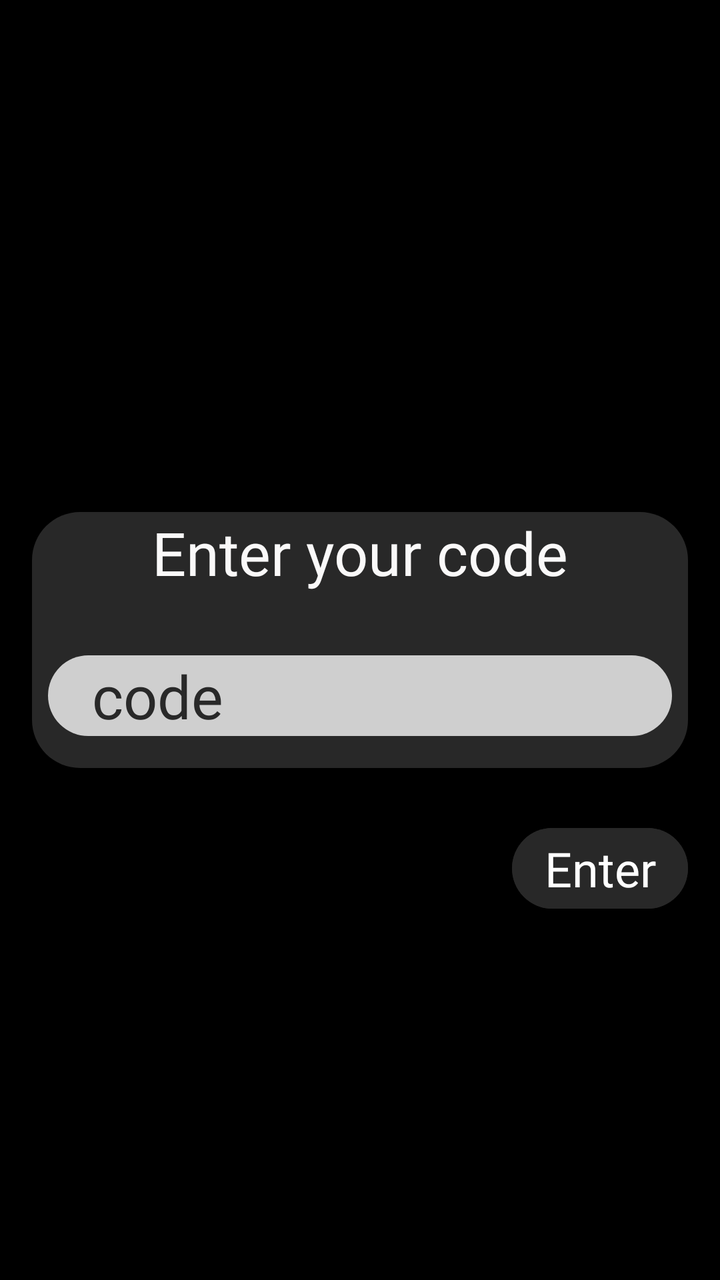
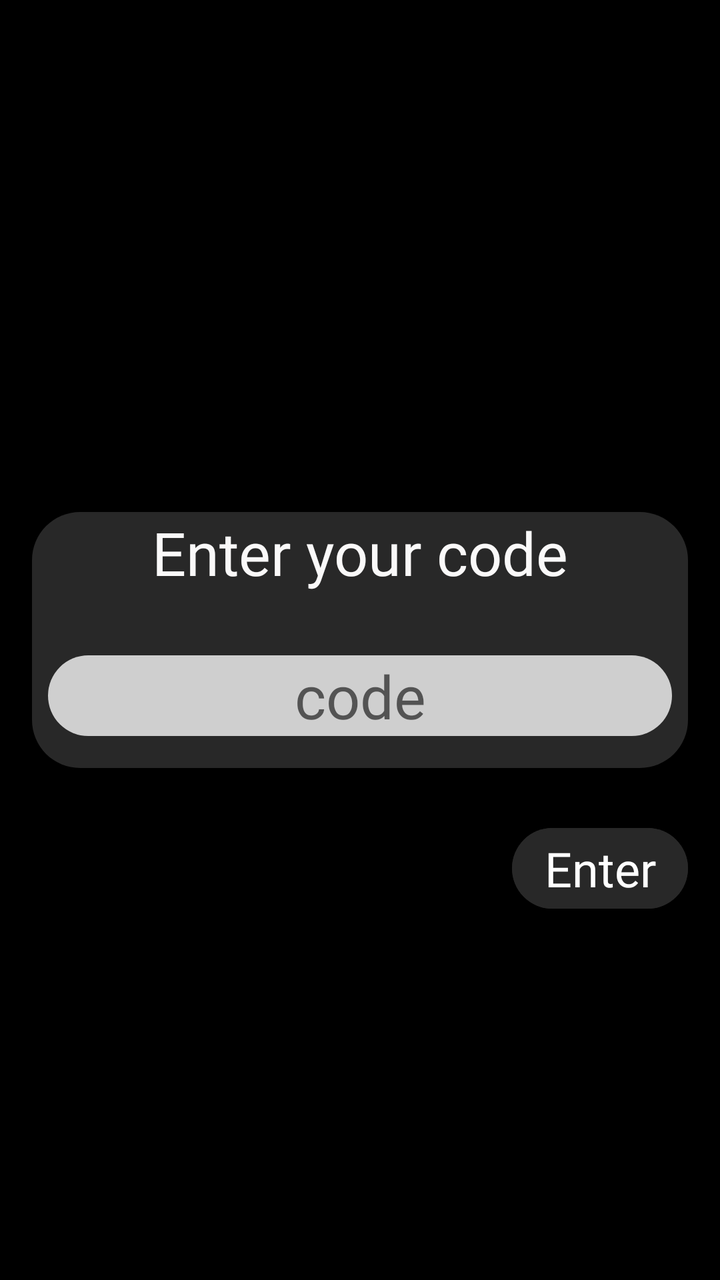

Two renders of the same Android screen: before a commit and after it. Below are the layout's source before the change and the commit's diff.
<!-- AndroidManifest.xml: application theme Theme.MyApplication_Java -->
<!-- res/layout/activity_enter_auth_token.xml -->
<?xml version="1.0" encoding="utf-8"?>
<androidx.constraintlayout.widget.ConstraintLayout xmlns:android="http://schemas.android.com/apk/res/android"
    xmlns:app="http://schemas.android.com/apk/res-auto"
    xmlns:tools="http://schemas.android.com/tools"
    android:id="@+id/main"
    android:layout_width="match_parent"
    android:layout_height="match_parent"
    android:background="#000000"
    tools:context=".Activities.LoginActivity" >

    <com.google.android.material.button.MaterialButton
        android:id="@+id/enter_button"
        style="@style/text_style"
        android:layout_width="wrap_content"
        android:layout_height="wrap_content"
        android:layout_marginTop="24dp"
        android:backgroundTint="#282828"
        android:letterSpacing="0"
        android:text="Enter"
        android:textSize="24sp"
        app:cornerRadius="24dp"
        app:layout_constraintEnd_toEndOf="@+id/input_background"
        app:layout_constraintTop_toBottomOf="@+id/input_background" />

    <TextView
        android:id="@+id/input_background"
        android:layout_width="0dp"
        android:layout_height="128dp"
        android:layout_marginStart="16dp"
        android:layout_marginEnd="16dp"
        android:background="@drawable/rounded_box"
        android:fontFamily="@font/inter_bold"
        android:text="Enter your code"
        android:textAlignment="center"
        android:textColor="#FAF9F9"
        android:textSize="30sp"
        app:layout_constraintBottom_toBottomOf="parent"
        app:layout_constraintEnd_toEndOf="parent"
        app:layout_constraintStart_toStartOf="parent"
        app:layout_constraintTop_toTopOf="parent" />

    <EditText
        android:id="@+id/code_input"
        android:layout_width="0dp"
        android:layout_height="wrap_content"
        android:layout_marginStart="8dp"
        android:layout_marginEnd="8dp"
        android:layout_marginBottom="16dp"
        android:background="@drawable/rounded_box_very_light"
        android:ems="10"
        android:fontFamily="@font/inter_bold"
        android:inputType="text"
        android:lineSpacingExtra="8sp"
        android:text="   code"
        android:textAlignment="textStart"
        android:textColor="#282828"
        android:textSize="30dp"
        app:layout_constraintBottom_toBottomOf="@+id/input_background"
        app:layout_constraintEnd_toEndOf="@+id/input_background"
        app:layout_constraintStart_toStartOf="@+id/input_background" />
</androidx.constraintlayout.widget.ConstraintLayout>
<!-- resources referenced by this layout -->
<resources>
  <!-- drawable rounded_box (drawable) -->
  <shape xmlns:android="http://schemas.android.com/apk/res/android">
  
      <solid android:color="#282828"/>
  
      <corners android:radius="24dp"/>
  
  </shape>
  <!-- drawable rounded_box_very_light (drawable) -->
  <?xml version="1.0" encoding="utf-8"?>
  <shape xmlns:android="http://schemas.android.com/apk/res/android">
  
      <solid android:color="#CFCFCF"/>
  
      <corners android:radius="24dp"/>
  
  </shape>
  <style name="text_style" parent="Widget.MaterialComponents.Button">
          <item name="android:fontFamily">@font/inter_bold</item>
          <item name="android:textAllCaps">false</item>
      </style>
  <style name="Theme.MyApplication_Java" parent="Theme.MaterialComponents.DayNight.DarkActionBar">
          
          <item name="colorPrimary">@color/purple_500</item>
          <item name="colorPrimaryVariant">@color/purple_700</item>
          <item name="colorOnPrimary">@color/white</item>
          
          <item name="colorSecondary">@color/teal_200</item>
          <item name="colorSecondaryVariant">@color/teal_700</item>
          <item name="colorOnSecondary">@color/black</item>
          
          <item name="android:statusBarColor">?attr/colorPrimaryVariant</item>
          
      </style>
  <color name="purple_500">#FF6200EE</color>
  <color name="purple_700">#FF3700B3</color>
  <color name="white">#FFFFFFFF</color>
  <color name="teal_200">#FF03DAC5</color>
  <color name="teal_700">#FF018786</color>
  <color name="black">#FF000000</color>
</resources>

<!-- the commit's change to res/layout/activity_enter_auth_token.xml (unified diff, before → after) -->
@@ -51,8 +51,8 @@
         android:fontFamily="@font/inter_bold"
         android:inputType="text"
         android:lineSpacingExtra="8sp"
-        android:text="   code"
-        android:textAlignment="textStart"
+        android:hint="code"
+        android:textAlignment="center"
         android:textColor="#282828"
         android:textSize="30dp"
         app:layout_constraintBottom_toBottomOf="@+id/input_background"
<!-- resource entries referenced after the edit -->
@@ -21,7 +21,7 @@
           <item name="android:fontFamily">@font/inter_bold</item>
           <item name="android:textAllCaps">false</item>
       </style>
-  <style name="Theme.MyApplication_Java" parent="Theme.MaterialComponents.DayNight.DarkActionBar">
+  <style name="Theme.MyApplication_Java" parent="Theme.MaterialComponents.DayNight.NoActionBar">
           
           <item name="colorPrimary">@color/purple_500</item>
           <item name="colorPrimaryVariant">@color/purple_700</item>
